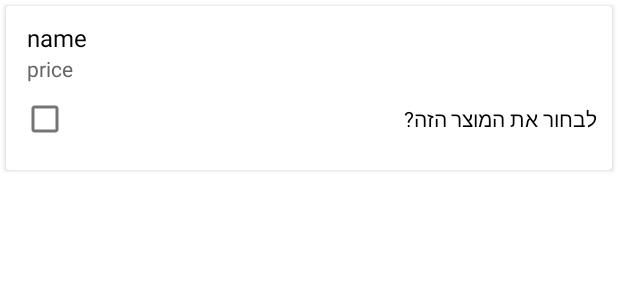
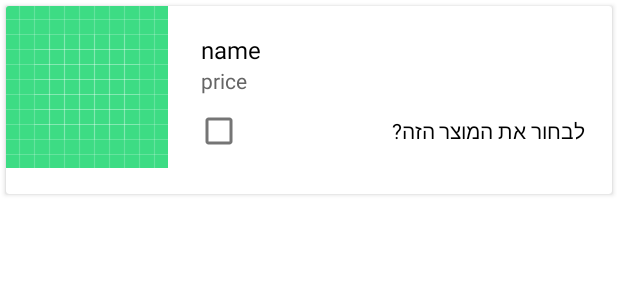
Before and after one commit to eynavbe/PlaneventAndroid, an Android app: the layout client_choose_card_view.xml on its own in the app's theme, with its tools: preview values and no code run, on a phone screen of 412 x 824 dp. Shown: the top 300 px of the screen. Run offline under Robolectric (Android 15) with nearby library versions, the phone set to English and light mode, and no system bars.

```diff
--- a/app/src/main/java/com/eynav/planevent_android_app/ui/edit/ProductAdapter.java
+++ b/app/src/main/java/com/eynav/planevent_android_app/ui/edit/ProductAdapter.java
@@ -7,6 +7,7 @@ import android.view.ViewGroup;
 import android.widget.CheckBox;
 import android.widget.CheckedTextView;
 import android.widget.CompoundButton;
+import android.widget.ImageView;
 import android.widget.TextView;
 
 import androidx.annotation.NonNull;
@@ -40,7 +41,9 @@ public class ProductAdapter extends RecyclerView.Adapter<ProductAdapter.ProductA
         Product product = products.get(position);
         holder.tvClientProductName.setText(product.getName());
         holder.tvClientProductPrice.setText(String.valueOf(product.getPrice()));
-
+        holder.ctvClientChooseProduct.setChecked(product.isChooseThis());
+//        holder.imImageClientProduct.set
+//        TODO
         holder.product = product;
 
         holder.ctvClientChooseProduct.setOnCheckedChangeListener((buttonView, isChecked) -> {
@@ -65,11 +68,13 @@ public class ProductAdapter extends RecyclerView.Adapter<ProductAdapter.ProductA
         Product product;
         TextView tvClientProductName, tvClientProductPrice;
         CheckBox ctvClientChooseProduct;
+        ImageView imImageClientProduct;
         public ProductAdapterHolder(View itemView) {
             super(itemView);
             tvClientProductName = itemView.findViewById(R.id.tvClientProductName);
             tvClientProductPrice = itemView.findViewById(R.id.tvClientProductPrice);
             ctvClientChooseProduct = itemView.findViewById(R.id.ctvClientChooseProduct);
+            imImageClientProduct = itemView.findViewById(R.id.imImageClientProduct);
         }
     }
 }
--- a/app/src/main/res/layout/client_choose_card_view.xml
+++ b/app/src/main/res/layout/client_choose_card_view.xml
@@ -6,6 +6,17 @@
     app:cardBackgroundColor="@color/white"
     android:layout_margin="4dp">
     <LinearLayout
+        android:layout_width="match_parent"
+        android:layout_height="wrap_content"
+        android:orientation="horizontal">
+    <ImageView
+        android:id="@+id/imImageClientProduct"
+        android:layout_width="wrap_content"
+        android:layout_height="wrap_content"
+
+        app:srcCompat="@drawable/ic_launcher_background" />
+    <LinearLayout
+        android:layout_margin="8dp"
         android:padding="10dp"
         android:layout_width="match_parent"
         android:layout_height="wrap_content"
@@ -35,4 +46,5 @@
             android:layout_height="wrap_content"
             android:text="לבחור את המוצר הזה?" />
     </LinearLayout>
+    </LinearLayout>
 </androidx.cardview.widget.CardView>
```
